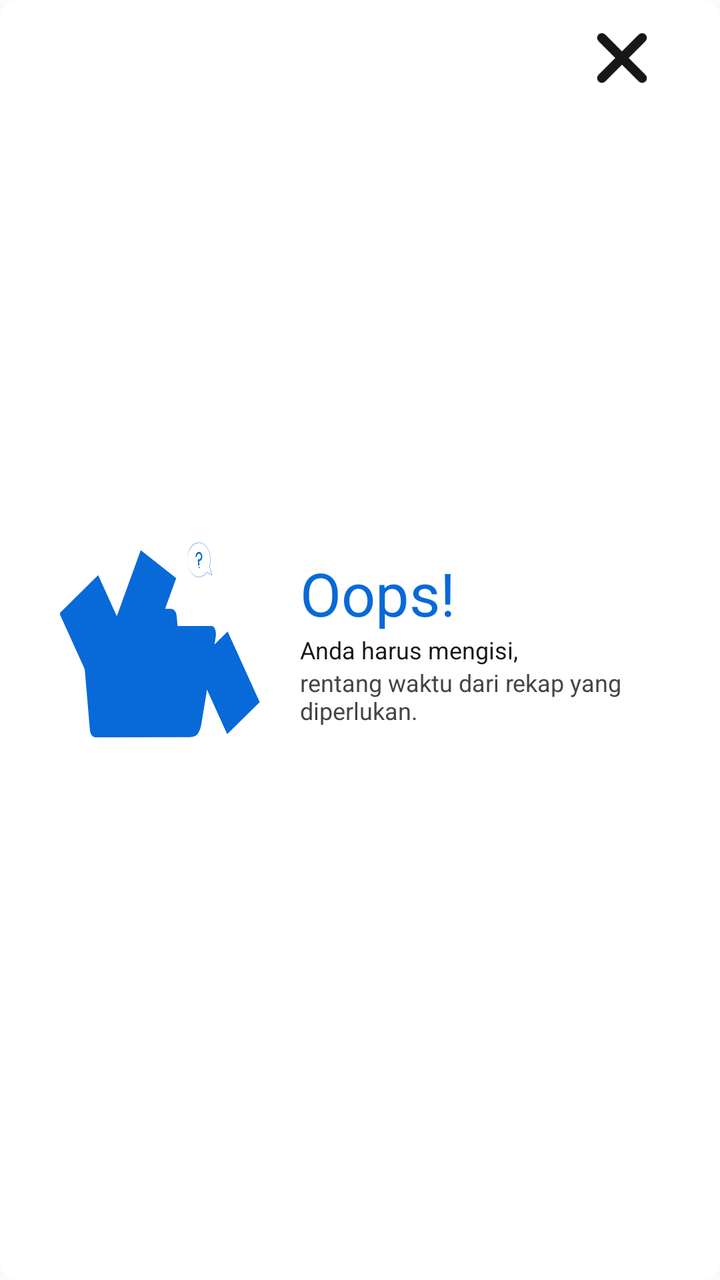
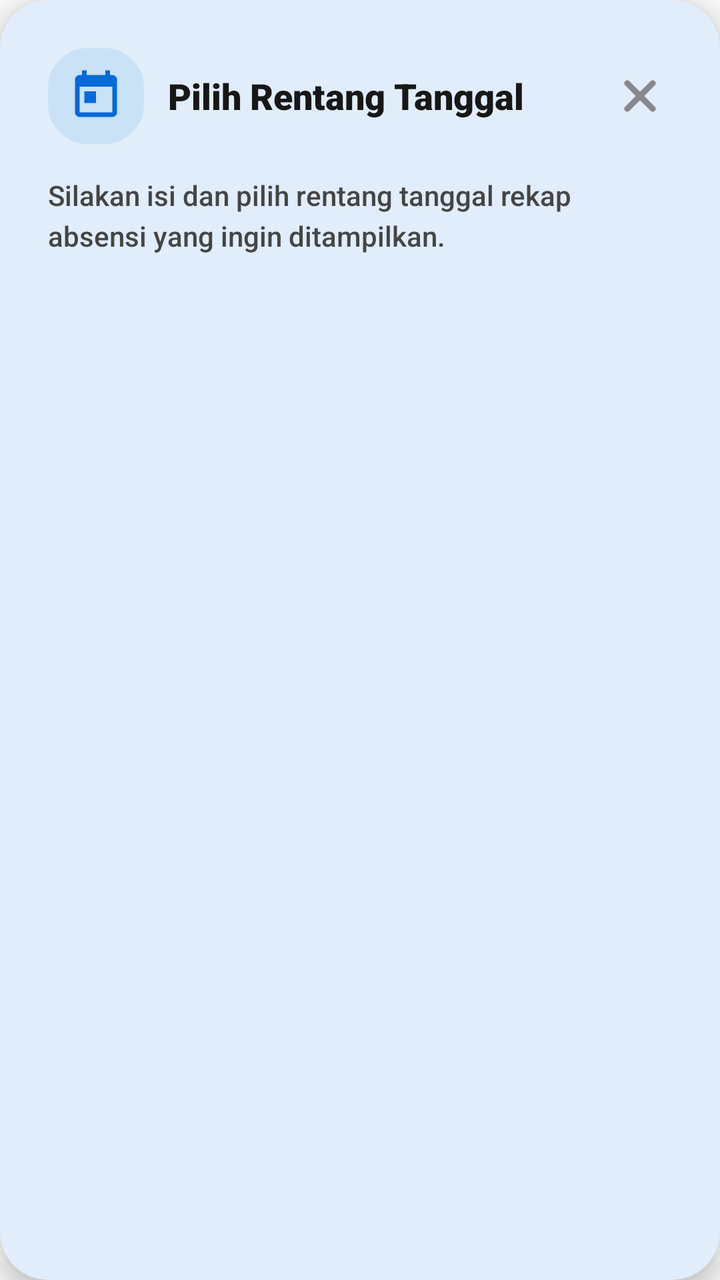

Before-and-after screenshots of an Android layout around one commit, followed by the original layout XML and the change that was made.
<!-- AndroidManifest.xml: application theme Theme.AppPemko -->
<!-- res/layout/view_empty.xml -->
<?xml version="1.0" encoding="utf-8"?>

<LinearLayout xmlns:android="http://schemas.android.com/apk/res/android"
    xmlns:app="http://schemas.android.com/apk/res-auto"
    android:layout_width="match_parent"
    android:layout_height="200dp"
    android:background="@drawable/backgroundnavbarkuning"
    android:backgroundTint="@color/surface_main"
    android:gravity="center"
    android:padding="10dp"
    android:layout_margin="20dp">

    <RelativeLayout
        android:layout_width="match_parent"
        android:layout_height="match_parent"
        android:paddingStart="20dp"
        android:paddingEnd="20dp">

        <ImageView
            android:id="@+id/emoticon"
            android:layout_width="100dp"
            android:layout_height="100dp"
            android:layout_centerVertical="true"
            app:srcCompat="@drawable/ic_empty"
            app:tint="@color/primary_brand"
            android:layout_marginEnd="20dp"/>

        <LinearLayout
            android:layout_toRightOf="@+id/emoticon"
            android:layout_width="wrap_content"
            android:layout_height="wrap_content"
            android:layout_centerInParent="true"
            android:orientation="vertical"
            >

            <TextView
                android:layout_width="wrap_content"
                android:layout_height="wrap_content"
                android:text="Oops!"
                android:textSize="30sp"
                android:textColor="@color/primary_brand"

                />

            <TextView
                android:layout_width="wrap_content"
                android:layout_height="wrap_content"
                android:text="Anda harus mengisi,"
                android:textColor="@color/text_primary"
                android:textSize="12sp"

                />

            <TextView
                android:layout_width="wrap_content"
                android:layout_height="wrap_content"
                android:text="rentang waktu dari rekap yang diperlukan."
                android:textColor="@color/text_secondary"
                android:textSize="12sp"

                />

        </LinearLayout>


        <ImageView
            android:id="@+id/tvTutupDialog"
            android:layout_width="38dp"
            android:layout_height="38dp"
            android:layout_alignParentTop="true"
            android:layout_alignParentEnd="true"
            android:clickable="true"
            android:src="@drawable/one_close"
            app:tint="@color/text_primary"
            android:focusable="true" />

    </RelativeLayout>

</LinearLayout>
<!-- resources referenced by this layout -->
<resources>
  <color name="primary_brand">#0869D8</color>
  <color name="surface_main">#FFFFFF</color>
  <color name="text_primary">#171717</color>
  <color name="text_secondary">#454545</color>
  <!-- drawable backgroundnavbarkuning (drawable) -->
  <?xml version="1.0" encoding="utf-8"?>
  
  <shape xmlns:android="http://schemas.android.com/apk/res/android"
      android:shape="rectangle">
  
      <solid
          android:color="@color/kuning"/>
      <corners
          android:radius="10dp"/>
  
  </shape>
  <!-- drawable ic_empty: vector/xml drawable (drawable, 6832 chars, omitted) -->
  <!-- drawable one_close (drawable) -->
  <vector xmlns:android="http://schemas.android.com/apk/res/android" android:height="30dp" android:viewportHeight="1024" android:viewportWidth="1024" android:width="30dp">
        
      <path android:fillColor="@color/font" android:pathData="M195.2,195.2a64,64 0,0 1,90.5 0L512,421.5 738.3,195.2a64,64 0,0 1,90.5 90.5L602.5,512 828.8,738.3a64,64 0,0 1,-90.5 90.5L512,602.5 285.7,828.8a64,64 0,0 1,-90.5 -90.5L421.5,512 195.2,285.7a64,64 0,0 1,0 -90.5z"/>
      
  </vector>
  <style name="Theme.AppPemko" parent="Base.Theme.AppPemko">
          <item name="android:textColor">@color/text_primary</item>
      </style>
  <color name="kuning">#F7B620</color>
  <color name="font">#454545</color>
  <style name="Base.Theme.AppPemko" parent="Theme.Material3.DayNight.NoActionBar">
          <item name="colorPrimary">@color/primary_brand</item>
          <item name="colorOnPrimary">@color/on_primary_brand</item>
          <item name="colorSecondary">@color/brand_secondary</item>
          <item name="colorOnSecondary">@color/white</item>
          <item name="colorSurface">@color/surface_main</item>
          <item name="colorOnSurface">@color/text_primary</item>
          <item name="colorSurfaceVariant">@color/surface_variant</item>
          <item name="colorOnSurfaceVariant">@color/text_secondary</item>
          <item name="android:statusBarColor">@color/primary_brand</item>
          <item name="android:windowBackground">@color/background_main</item>
          <item name="android:fontFamily">sans-serif</item>
          <item name="android:windowAnimationStyle">@style/Animation.App.Activity</item>
      </style>
  <color name="on_primary_brand">#FFFFFF</color>
  <color name="brand_secondary">#E91E63</color>
  <color name="white">#FFFFFF</color>
  <color name="surface_variant">#F4F4F4</color>
  <color name="background_main">#FBFBFB</color>
  <style name="Animation.App.Activity" parent="@android:style/Animation.Activity">
          <item name="android:activityOpenEnterAnimation">@anim/slide_in_right</item>
          <item name="android:activityOpenExitAnimation">@anim/slide_out_left</item>
          <item name="android:activityCloseEnterAnimation">@anim/slide_in_left</item>
          <item name="android:activityCloseExitAnimation">@anim/slide_out_right</item>
      </style>
</resources>

<!-- the commit's change to res/layout/view_empty.xml (unified diff, before → after) -->
@@ -1,79 +1,72 @@
 <?xml version="1.0" encoding="utf-8"?>
 
-<LinearLayout xmlns:android="http://schemas.android.com/apk/res/android"
+<com.google.android.material.card.MaterialCardView xmlns:android="http://schemas.android.com/apk/res/android"
     xmlns:app="http://schemas.android.com/apk/res-auto"
     android:layout_width="match_parent"
-    android:layout_height="200dp"
-    android:background="@drawable/backgroundnavbarkuning"
-    android:backgroundTint="@color/surface_main"
-    android:gravity="center"
-    android:padding="10dp"
-    android:layout_margin="20dp">
+    android:layout_height="wrap_content"
+    android:layout_margin="20dp"
+    app:cardBackgroundColor="@color/surface_main"
+    app:cardCornerRadius="24dp"
+    app:cardElevation="8dp"
+    app:strokeWidth="0dp">
 
-    <RelativeLayout
+    <LinearLayout
         android:layout_width="match_parent"
-        android:layout_height="match_parent"
-        android:paddingStart="20dp"
-        android:paddingEnd="20dp">
+        android:layout_height="wrap_content"
+        android:orientation="vertical"
+        android:padding="24dp">
 
-        <ImageView
-            android:id="@+id/emoticon"
-            android:layout_width="100dp"
-            android:layout_height="100dp"
-            android:layout_centerVertical="true"
-            app:srcCompat="@drawable/ic_empty"
-            app:tint="@color/primary_brand"
-            android:layout_marginEnd="20dp"/>
+        <RelativeLayout
+            android:layout_width="match_parent"
+            android:layout_height="wrap_content"
+            android:layout_marginBottom="16dp">
 
-        <LinearLayout
-            android:layout_toRightOf="@+id/emoticon"
-            android:layout_width="wrap_content"
-            android:layout_height="wrap_content"
-            android:layout_centerInParent="true"
-            android:orientation="vertical"
-            >
+            <ImageView
+                android:id="@+id/emoticon"
+                android:layout_width="48dp"
+                android:layout_height="48dp"
+                android:layout_centerVertical="true"
+                android:layout_marginEnd="12dp"
+                android:background="@drawable/backgoundovalabuabu"
+                android:backgroundTint="#1A0284C7"
+                android:padding="10dp"
+                app:srcCompat="@drawable/ic_dialog_empty"
+                app:tint="@color/primary_brand"
+                android:contentDescription="Ikon Data Kosong" />
 
             <TextView
                 android:layout_width="wrap_content"
                 android:layout_height="wrap_content"
-                android:text="Oops!"
-                android:textSize="30sp"
-                android:textColor="@color/primary_brand"
+                android:layout_centerVertical="true"
+                android:layout_toEndOf="@+id/emoticon"
+                android:text="Pilih Rentang Tanggal"
+                android:textColor="@color/text_primary"
+                android:textSize="18sp"
+                android:fontFamily="sans-serif-black" />
 
-                />
+            <ImageView
+                android:id="@+id/tvTutupDialog"
+                android:layout_width="32dp"
+                android:layout_height="32dp"
+                android:layout_alignParentEnd="true"
+                android:layout_centerVertical="true"
+                android:background="?attr/selectableItemBackgroundBorderless"
+                android:clickable="true"
+                android:focusable="true"
+                android:padding="4dp"
+                android:src="@drawable/one_close"
+                app:tint="@color/text_hint"
+                android:contentDescription="Tutup" />
+        </RelativeLayout>
 
-            <TextView
-                android:layout_width="wrap_content"
-                android:layout_height="wrap_content"
-                android:text="Anda harus mengisi,"
-                android:textColor="@color/text_primary"
-                android:textSize="12sp"
+        <TextView
+            android:layout_width="match_parent"
+            android:layout_height="wrap_content"
+            android:fontFamily="sans-serif-medium"
+            android:text="Silakan isi dan pilih rentang tanggal rekap absensi yang ingin ditampilkan."
+            android:textColor="@color/text_secondary"
+            android:textSize="14sp"
+            android:lineSpacingExtra="4dp" />
 
-                />
-
-            <TextView
-                android:layout_width="wrap_content"
-                android:layout_height="wrap_content"
-                android:text="rentang waktu dari rekap yang diperlukan."
-                android:textColor="@color/text_secondary"
-                android:textSize="12sp"
-
-                />
-
-        </LinearLayout>
-
-
-        <ImageView
-            android:id="@+id/tvTutupDialog"
-            android:layout_width="38dp"
-            android:layout_height="38dp"
-            android:layout_alignParentTop="true"
-            android:layout_alignParentEnd="true"
-            android:clickable="true"
-            android:src="@drawable/one_close"
-            app:tint="@color/text_primary"
-            android:focusable="true" />
-
-    </RelativeLayout>
-
-</LinearLayout>
+    </LinearLayout>
+</com.google.android.material.card.MaterialCardView>
<!-- resource entries referenced after the edit -->
@@ -2,21 +2,33 @@
 <resources>
   <color name="primary_brand">#0869D8</color>
   <color name="surface_main">#FFFFFF</color>
+  <color name="text_hint">#87888c</color>
   <color name="text_primary">#171717</color>
   <color name="text_secondary">#454545</color>
-  <!-- drawable backgroundnavbarkuning (drawable) -->
+  <!-- drawable backgoundovalabuabu (drawable) -->
   <?xml version="1.0" encoding="utf-8"?>
   
   <shape xmlns:android="http://schemas.android.com/apk/res/android"
-      android:shape="rectangle">
+      android:tintMode="multiply"
+      android:shape="rectangle"
+      >
   
       <solid
-          android:color="@color/kuning"/>
+          android:color="@color/background_layout"/>
       <corners
-          android:radius="10dp"/>
-  
+          android:radius="20dp"/>
   </shape>
-  <!-- drawable ic_empty: vector/xml drawable (drawable, 6832 chars, omitted) -->
+  <!-- drawable ic_dialog_empty (drawable) -->
+  <?xml version="1.0" encoding="utf-8"?>
+  <vector xmlns:android="http://schemas.android.com/apk/res/android"
+      android:width="48dp"
+      android:height="48dp"
+      android:viewportWidth="24"
+      android:viewportHeight="24">
+      <path
+          android:fillColor="#FFFFFFFF"
+          android:pathData="M19,3h-1V1h-2v2H8V1H6v2H5c-1.11,0 -1.99,0.9 -1.99,2L3,19c0,1.1 0.89,2 2,2h14c1.1,0 2,-0.9 2,-2V5c0,-1.1 -0.9,-2 -2,-2zM19,19H5V8h14v11zM7,10h5v5H7z" />
+  </vector>
   <!-- drawable one_close (drawable) -->
   <vector xmlns:android="http://schemas.android.com/apk/res/android" android:height="30dp" android:viewportHeight="1024" android:viewportWidth="1024" android:width="30dp">
         
@@ -26,7 +38,7 @@
   <style name="Theme.AppPemko" parent="Base.Theme.AppPemko">
           <item name="android:textColor">@color/text_primary</item>
       </style>
-  <color name="kuning">#F7B620</color>
+  <color name="background_layout">#FFFFFF</color>
   <color name="font">#454545</color>
   <style name="Base.Theme.AppPemko" parent="Theme.Material3.DayNight.NoActionBar">
           <item name="colorPrimary">@color/primary_brand</item>
